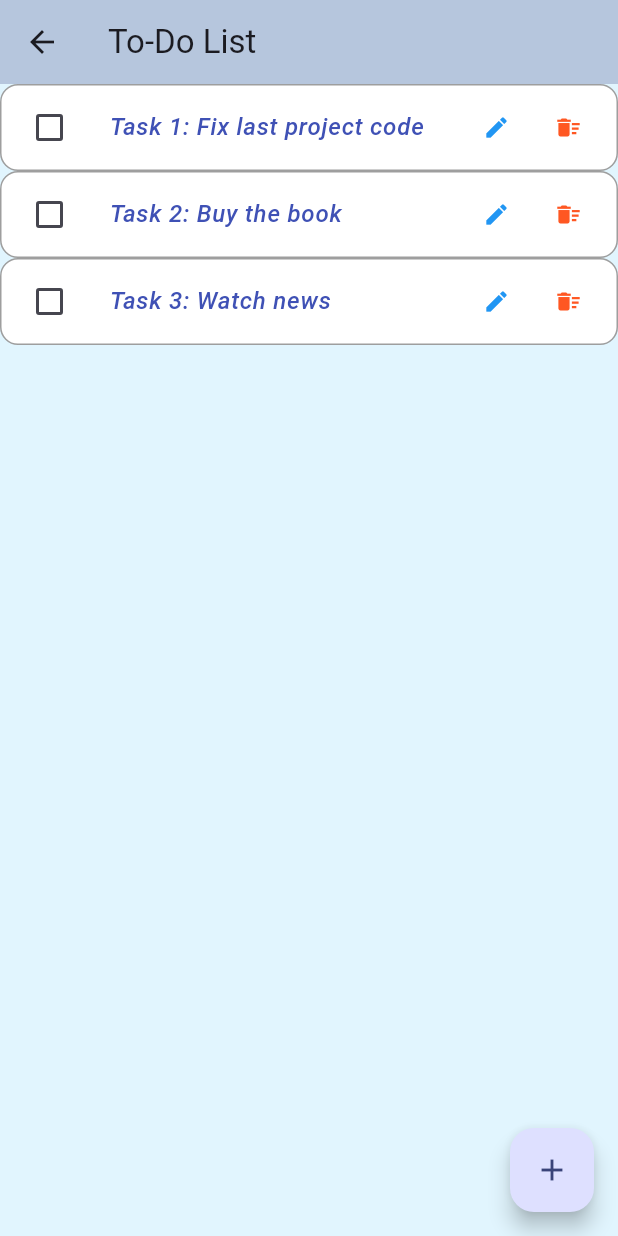
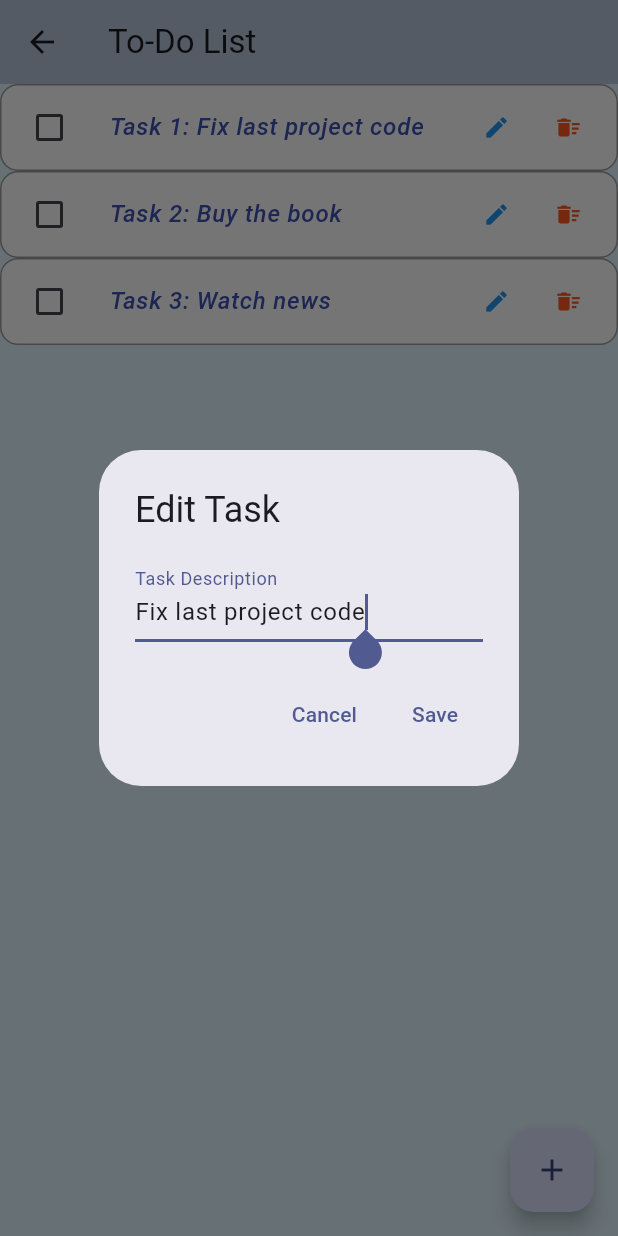
Before and after one commit to Spartakm67/flutter_home_work8, a Flutter app: the TodoScreen screen opened by its route, after a tap on the "edit" icon, on a phone screen of 412 x 824 dp. Run offline on Flutter 3.47's test engine with Material 3 defaults, Android fonts, the phone set to English and light mode, and no system bars; our stand-ins replace flutter_dotenv.

Commit message:
Repository added

```diff
--- a/lib/repository/repository.dart
+++ b/lib/repository/repository.dart
@@ -1 +1,8 @@
-import 'package:flutter/material.dart';
+ class Repository {
+  static final List<String> _items = [
+    'Task 1: Fix last project code',
+    'Task 2: Buy the book',
+    'Task 3: Watch news',
+  ];
+  static List<String> get items => _items;
+}
--- a/lib/screens/todo_screen.dart
+++ b/lib/screens/todo_screen.dart
@@ -1,5 +1,7 @@
 import 'package:flutter/material.dart';
 import 'package:flutter_home_work8/styles/text_styles.dart';
+import 'package:flutter_home_work8/services/edit_task_dialog.dart';
+import 'package:flutter_home_work8/repository/repository.dart';
 
 class TodoScreen extends StatefulWidget {
   const TodoScreen({super.key});
@@ -10,20 +12,14 @@ class TodoScreen extends StatefulWidget {
 
 class TodoScreenState extends State<TodoScreen> {
   final GlobalKey<AnimatedListState> _listKey = GlobalKey<AnimatedListState>();
-  final List<String> _items = [
-    'Task 1: Fix last project code',
-    'Task 2: Buy the book',
-    'Task 3: Watch news',
-  ];
 
   final List<bool> _completed = [false, false, false];
   final TextEditingController _taskController = TextEditingController();
 
-
   void _addItem(String newTask) {
     const index = 0;
     setState(() {
-      _items.insert(index, newTask);
+      Repository.items.insert(index, newTask);
       _completed.insert(index, false);
     });
     _updateItemNumbers();
@@ -38,7 +34,8 @@ class TodoScreenState extends State<TodoScreen> {
           title: const Text('Add New Task'),
           content: TextField(
             controller: _taskController,
-            decoration: const InputDecoration(hintText: 'Enter task description'),
+            decoration:
+                const InputDecoration(hintText: 'Enter task description'),
             autofocus: true,
           ),
           actions: [
@@ -72,7 +69,7 @@ class TodoScreenState extends State<TodoScreen> {
   }
 
   void _removeItem(int index) {
-    final removedItem = _items[index];
+    final removedItem = Repository.items[index];
     showDialog(
       context: context,
       builder: (BuildContext context) {
@@ -89,7 +86,7 @@ class TodoScreenState extends State<TodoScreen> {
             TextButton(
               onPressed: () {
                 setState(() {
-                  _items.removeAt(index);
+                  Repository.items.removeAt(index);
                   _completed.removeAt(index);
                 });
                 _updateItemNumbers();
@@ -120,8 +117,8 @@ class TodoScreenState extends State<TodoScreen> {
   }
 
   void _updateItemNumbers() {
-    for (var i = 0; i < _items.length; i++) {
-      _items[i] = 'Task ${i + 1}: ${_items[i].split(': ').last}';
+    for (var i = 0; i < Repository.items.length; i++) {
+      Repository.items[i] = 'Task ${i + 1}: ${Repository.items[i].split(': ').last}';
     }
   }
 
@@ -172,8 +169,17 @@ class TodoScreenState extends State<TodoScreen> {
                 IconButton(
                   icon: const Icon(Icons.edit, color: Colors.blue),
                   iconSize: 18,
-                  onPressed: () {
-
+                  onPressed: () async {
+                    final updatedTask = await EditTaskDialog.showEditDialog(
+                      context,
+                      Repository.items[index].split(': ').last,
+                      index + 1,
+                    );
+                    if (updatedTask != null && updatedTask.isNotEmpty) {
+                      setState(() {
+                        Repository.items[index] = 'Task ${index + 1}: $updatedTask';
+                      });
+                    }
                   },
                 ),
                 IconButton(
@@ -202,9 +208,9 @@ class TodoScreenState extends State<TodoScreen> {
       backgroundColor: Colors.lightBlue[50],
       body: AnimatedList(
         key: _listKey,
-        initialItemCount: _items.length,
+        initialItemCount: Repository.items.length,
         itemBuilder: (context, index, animation) {
-          return _buildItem(_items[index], animation, index);
+          return _buildItem(Repository.items[index], animation, index);
         },
       ),
       floatingActionButton: FloatingActionButton(
--- a/lib/services/edit_task_dialog.dart
+++ b/lib/services/edit_task_dialog.dart
@@ -0,0 +1,48 @@
+import 'package:flutter/material.dart';
+
+class EditTaskDialog {
+  static Future<String?> showEditDialog(
+      BuildContext context, String currentTaskText, int taskNumber,) async {
+    final TextEditingController editController =
+        TextEditingController(text: currentTaskText);
+
+    return showDialog<String>(
+      context: context,
+      builder: (BuildContext context) {
+        return AlertDialog(
+          title: const Text('Edit Task'),
+          content: TextField(
+            autofocus: true,
+            controller: editController,
+            decoration: const InputDecoration(
+              labelText: 'Task Description',
+            ),
+          ),
+          actions: [
+            TextButton(
+              onPressed: () {
+                Navigator.of(context).pop(null);
+              },
+              child: const Text('Cancel'),
+            ),
+            TextButton(
+              onPressed: () {
+                final updatedTask = editController.text.trim();
+                if (updatedTask.isNotEmpty) {
+                  Navigator.of(context).pop(updatedTask);
+                } else {
+                  ScaffoldMessenger.of(context).showSnackBar(
+                    const SnackBar(
+                      content: Text('Task description cannot be empty!'),
+                    ),
+                  );
+                }
+              },
+              child: const Text('Save'),
+            ),
+          ],
+        );
+      },
+    );
+  }
+}
```
